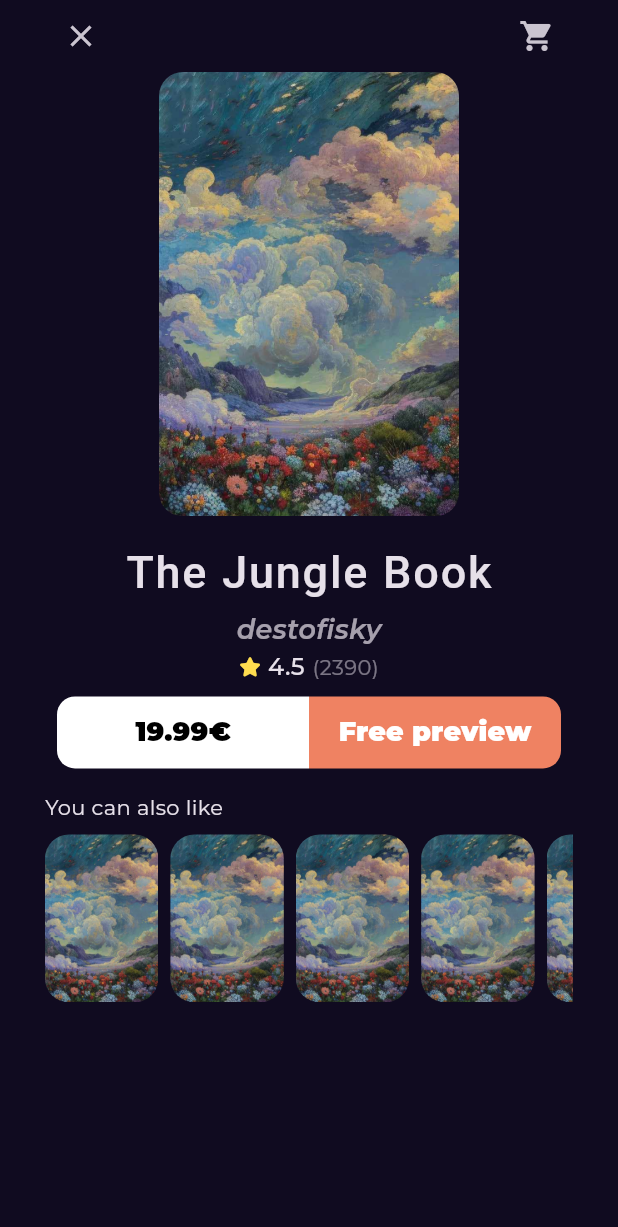
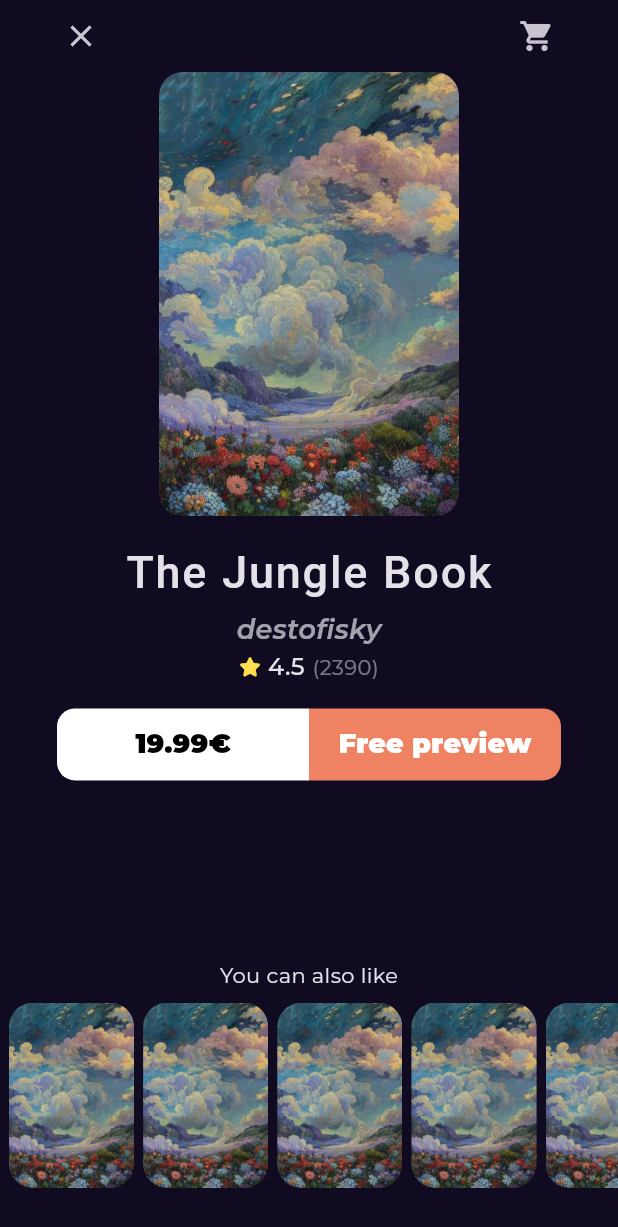
Before and after one commit to Waheed-Ashraf/Books-App, a Flutter app: the screen it shows after launch, after a tap on "Harry The Jungle Book", on a phone screen of 412 x 824 dp. Shown: the top 1227 px of the screen. Run offline on Flutter 3.47's test engine with Material 3 defaults, Android fonts, the phone set to English and light mode, and no system bars; our stand-ins replace font_awesome_flutter, go_router, google_fonts, lottie.

Commit message:
finishing search feature view & app Ui

```diff
--- a/lib/Features/Home/presentation/view/home_view.dart
+++ b/lib/Features/Home/presentation/view/home_view.dart
@@ -1,49 +1,15 @@
-import 'package:books_app/Features/Home/presentation/view/widgets/bestseller_list_view.dart';
-import 'package:books_app/Features/Home/presentation/view/widgets/custom_appbar.dart';
-import 'package:books_app/Features/Home/presentation/view/widgets/featuered_books_list.dart';
-import 'package:books_app/core/utils/text_style.dart';
+import 'package:books_app/Features/Home/presentation/view/widgets/home_view_body.dart';
 import 'package:flutter/material.dart';
-import 'package:flutter/rendering.dart';
 
-class HomePage extends StatelessWidget {
-  const HomePage({super.key});
+class HomeView extends StatelessWidget {
+  const HomeView({super.key});
 
   @override
   Widget build(BuildContext context) {
     return const Scaffold(
-        body: SafeArea(
-      child: CustomScrollView(
-        slivers: [
-          SliverToBoxAdapter(
-            child: Column(
-              crossAxisAlignment: CrossAxisAlignment.start,
-              children: [
-                CustomAppBar(),
-                SizedBox(
-                  height: 16,
-                ),
-                FeatueredBooksListView(),
-                SizedBox(
-                  height: 32,
-                ),
-                Padding(
-                  padding: EdgeInsets.only(left: 24),
-                  child: Text(
-                    'Best Seller',
-                    style: Styles.textStyle18,
-                  ),
-                ),
-                SizedBox(
-                  height: 18,
-                ),
-              ],
-            ),
-          ),
-          SliverFillRemaining(
-            child: BestSellerListView(),
-          ),
-        ],
+      body: SafeArea(
+        child: HomeViewBody(),
       ),
-    ));
+    );
   }
 }
--- a/lib/Features/Home/presentation/view/widgets/action_button.dart
+++ b/lib/Features/Home/presentation/view/widgets/action_button.dart
@@ -7,7 +7,7 @@
   @override
   Widget build(BuildContext context) {
     return const Padding(
-      padding: EdgeInsets.symmetric(horizontal: 8),
+      padding: EdgeInsets.symmetric(horizontal: 38),
       child: Row(
         children: [
           Expanded(
--- a/lib/Features/Home/presentation/view/widgets/bestseller_item.dart
+++ b/lib/Features/Home/presentation/view/widgets/bestseller_item.dart
@@ -4,8 +4,8 @@
 import 'package:flutter/material.dart';
 import 'package:go_router/go_router.dart';
 
-class BestSellerItem extends StatelessWidget {
-  const BestSellerItem({super.key});
+class BookItem extends StatelessWidget {
+  const BookItem({super.key});
 
   @override
   Widget build(BuildContext context) {
--- a/lib/Features/Home/presentation/view/widgets/bestseller_list_view.dart
+++ b/lib/Features/Home/presentation/view/widgets/bestseller_list_view.dart
@@ -9,9 +9,11 @@
     return Padding(
       padding: const EdgeInsets.symmetric(horizontal: 24),
       child: ListView.builder(
+          shrinkWrap: true,
           physics: const NeverScrollableScrollPhysics(),
+          itemCount: 10,
           itemBuilder: (context, index) {
-            return const BestSellerItem();
+            return const BookItem();
           }),
     );
   }
--- a/lib/Features/Home/presentation/view/widgets/books_details_body.dart
+++ b/lib/Features/Home/presentation/view/widgets/books_details_body.dart
@@ -2,7 +2,7 @@
 import 'package:books_app/Features/Home/presentation/view/widgets/bestseller_rating.dart';
 import 'package:books_app/Features/Home/presentation/view/widgets/books_details_image.dart';
 import 'package:books_app/Features/Home/presentation/view/widgets/custom_books_details_appbar.dart';
-import 'package:books_app/Features/Home/presentation/view/widgets/you_can_also_like_list.dart';
+import 'package:books_app/Features/Home/presentation/view/widgets/you_can_also_like_section.dart';
 import 'package:books_app/core/utils/text_style.dart';
 import 'package:flutter/material.dart';
 
@@ -12,8 +12,11 @@
   @override
   Widget build(BuildContext context) {
     return SafeArea(
-      child: Padding(
-        padding: const EdgeInsets.symmetric(horizontal: 30),
+      child: CustomScrollView(
+          physics: const NeverScrollableScrollPhysics(),
+          slivers: [
+            SliverFillRemaining(
+              hasScrollBody: false,
               child: Column(
                 children: [
                   const CustomBookDetailsViewAppBar(),
@@ -39,26 +42,22 @@
                   ),
                   const BestSellerRating(),
                   const SizedBox(
-              height: 8,
+                    height: 16,
                   ),
                   const ActionButton(),
-            const SizedBox(
+                  const Expanded(
+                    child: SizedBox(
                       height: 16,
                     ),
-            const Align(
-              alignment: Alignment.topLeft,
-              child: Text(
-                'You can also like',
-                style: Styles.textStyle14,
                   ),
+                  const YouCanAlsoLikeSection(),
+                  const SizedBox(
+                    height: 32,
                   ),
-            const SizedBox(
-              height: 8,
-            ),
-            const YouCanAlsoLikeList(),
                 ],
               ),
-      ),
+            )
+          ]),
     );
   }
 }
--- a/lib/Features/Home/presentation/view/widgets/books_details_image.dart
+++ b/lib/Features/Home/presentation/view/widgets/books_details_image.dart
@@ -7,7 +7,7 @@
   @override
   Widget build(BuildContext context) {
     return Padding(
-      padding: const EdgeInsets.symmetric(horizontal: 76),
+      padding: const EdgeInsets.symmetric(horizontal: 106),
       child: AspectRatio(
         aspectRatio: 2.7 / 4,
         child: Container(
--- a/lib/Features/Home/presentation/view/widgets/custom_appbar.dart
+++ b/lib/Features/Home/presentation/view/widgets/custom_appbar.dart
@@ -1,6 +1,8 @@
+import 'package:books_app/core/utils/app_router.dart';
 import 'package:books_app/core/utils/assets_data.dart';
 import 'package:flutter/material.dart';
 import 'package:font_awesome_flutter/font_awesome_flutter.dart';
+import 'package:go_router/go_router.dart';
 
 class CustomAppBar extends StatelessWidget {
   const CustomAppBar({super.key});
@@ -19,7 +21,9 @@
           const Spacer(),
           IconButton(
               padding: EdgeInsets.zero,
-              onPressed: () {},
+              onPressed: () {
+                GoRouter.of(context).push(AppRouter.kSearchView);
+              },
               icon: const Icon(FontAwesomeIcons.magnifyingGlass))
         ],
       ),
--- a/lib/Features/Home/presentation/view/widgets/custom_books_details_appbar.dart
+++ b/lib/Features/Home/presentation/view/widgets/custom_books_details_appbar.dart
@@ -6,7 +6,9 @@
 
   @override
   Widget build(BuildContext context) {
-    return Row(
+    return Padding(
+      padding: const EdgeInsets.symmetric(horizontal: 30),
+      child: Row(
         mainAxisAlignment: MainAxisAlignment.spaceBetween,
         children: [
           IconButton(
@@ -20,6 +22,7 @@
             icon: const Icon(Icons.shopping_cart),
           ),
         ],
+      ),
     );
   }
 }
--- a/lib/Features/Home/presentation/view/widgets/featuered_books_list.dart
+++ b/lib/Features/Home/presentation/view/widgets/featuered_books_list.dart
@@ -6,13 +6,16 @@
 
   @override
   Widget build(BuildContext context) {
-    return SizedBox(
+    return Padding(
+      padding: const EdgeInsets.only(left: 8),
+      child: SizedBox(
         height: MediaQuery.of(context).size.height * .3,
         child: ListView.builder(
             scrollDirection: Axis.horizontal,
             itemBuilder: (context, index) {
               return const FeaturedBooksItem();
             }),
+      ),
     );
   }
 }
--- /dev/null
+++ b/lib/Features/Home/presentation/view/widgets/home_view_body.dart
@@ -0,0 +1,40 @@
+import 'package:books_app/Features/Home/presentation/view/widgets/bestseller_list_view.dart';
+import 'package:books_app/Features/Home/presentation/view/widgets/custom_appbar.dart';
+import 'package:books_app/Features/Home/presentation/view/widgets/featuered_books_list.dart';
+import 'package:books_app/core/utils/text_style.dart';
+import 'package:flutter/material.dart';
+
+class HomeViewBody extends StatelessWidget {
+  const HomeViewBody({super.key});
+
+  @override
+  Widget build(BuildContext context) {
+    return const SingleChildScrollView(
+      physics: BouncingScrollPhysics(),
+      child: Column(
+        crossAxisAlignment: CrossAxisAlignment.start,
+        children: [
+          CustomAppBar(),
+          SizedBox(
+            height: 16,
+          ),
+          FeatueredBooksListView(),
+          SizedBox(
+            height: 32,
+          ),
+          Padding(
+            padding: EdgeInsets.only(left: 24),
+            child: Text(
+              'Best Seller',
+              style: Styles.textStyle18,
+            ),
+          ),
+          SizedBox(
+            height: 18,
+          ),
+          BestSellerListView(),
+        ],
+      ),
+    );
+  }
+}
--- a/lib/Features/Home/presentation/view/widgets/you_can_also_like_list.dart
+++ b/lib/Features/Home/presentation/view/widgets/you_can_also_like_list.dart
@@ -7,13 +7,13 @@
   @override
   Widget build(BuildContext context) {
     return SizedBox(
-      height: 112,
+      height: MediaQuery.of(context).size.height * .15,
       child: ListView.builder(
           scrollDirection: Axis.horizontal,
           itemCount: 10,
           itemBuilder: ((context, index) {
             return const Padding(
-              padding: EdgeInsets.only(right: 8),
+              padding: EdgeInsets.only(left: 6),
               child: CustomYouMayLikeItemImage(),
             );
           })),
--- /dev/null
+++ b/lib/Features/Home/presentation/view/widgets/you_can_also_like_section.dart
@@ -0,0 +1,24 @@
+import 'package:books_app/Features/Home/presentation/view/widgets/you_can_also_like_list.dart';
+import 'package:books_app/core/utils/text_style.dart';
+import 'package:flutter/material.dart';
+
+class YouCanAlsoLikeSection extends StatelessWidget {
+  const YouCanAlsoLikeSection({super.key});
+
+  @override
+  Widget build(BuildContext context) {
+    return const Column(
+      crossAxisAlignment: CrossAxisAlignment.center,
+      children: [
+        Text(
+          'You can also like',
+          style: Styles.textStyle14,
+        ),
+        SizedBox(
+          height: 8,
+        ),
+        YouCanAlsoLikeList(),
+      ],
+    );
+  }
+}
--- a/lib/core/utils/app_router.dart
+++ b/lib/core/utils/app_router.dart
@@ -1,5 +1,6 @@
 import 'package:books_app/Features/Home/presentation/view/book_details_views.dart';
 import 'package:books_app/Features/Home/presentation/view/home_view.dart';
+import 'package:books_app/Features/Search/presentation/view/search_view.dart';
 import 'package:books_app/Features/splash/presentation/View/splash_view.dart';
 import 'package:go_router/go_router.dart';
 
@@ -14,13 +15,13 @@
         path: '/',
         builder: (context, state) => const SplashView(),
       ),
-      // GoRoute(
-      //   path: kSearchView,
-      //   builder: (context, state) => const SearchView(),
-      // ),
+      GoRoute(
+        path: kSearchView,
+        builder: (context, state) => const SearchView(),
+      ),
       GoRoute(
         path: kHomeView,
-        builder: (context, state) => const HomePage(),
+        builder: (context, state) => const HomeView(),
       ),
       GoRoute(
         path: kBookDetailsView,
```
Also changed, not shown: lib/Features/Search/presentation/view/search_view.dart (added, +13 -0 lines), lib/Features/Search/presentation/view/widgets/custom_search_textfield.dart (added, +41 -0 lines), lib/Features/Search/presentation/view/widgets/search_result_list.dart (added, +17 -0 lines), lib/Features/Search/presentation/view/widgets/search_view_body.dart (added, +33 -0 lines). Lines whose indentation alone changed are shown as unchanged.
